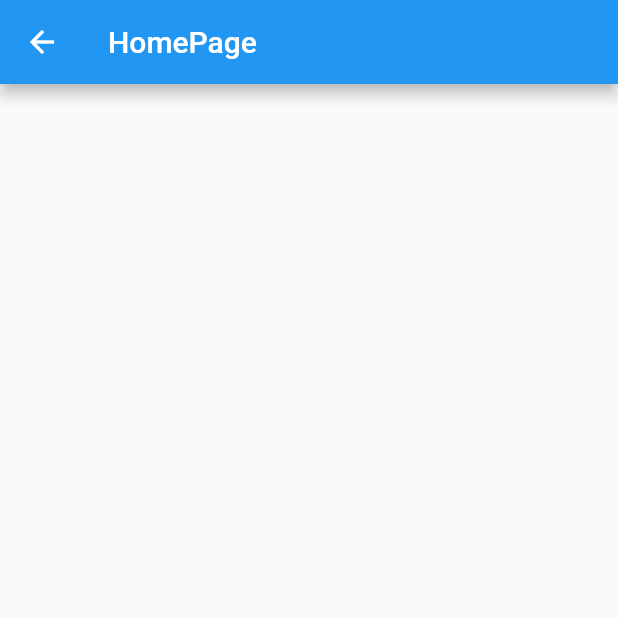
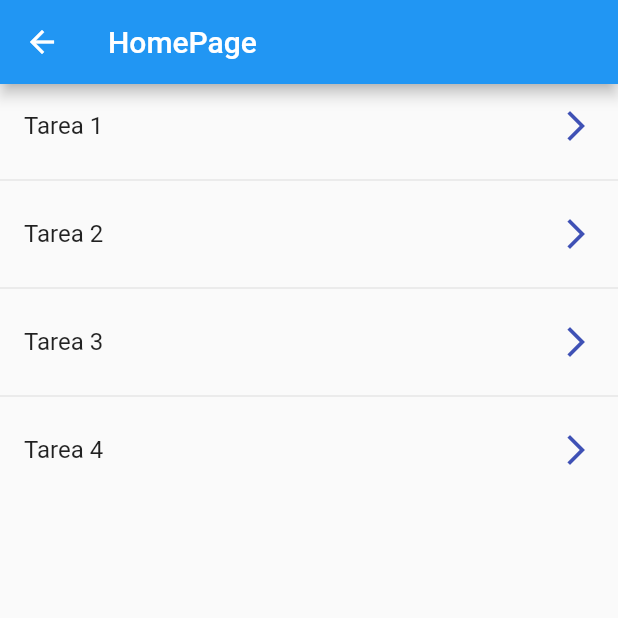
Before and after one commit to erickantoniorp/generalapp, a Flutter app: the screen it shows after launch, on a phone screen of 412 x 824 dp, the top half of it. Run offline on Flutter 3.47's test engine with Material 2 defaults, Android fonts, the phone set to English and light mode, and no system bars; our stand-ins replace get; Roboto replaces fonts that are missing (Georgia).

Commit message:
Un pequeño avance

```diff
--- a/lib/main.dart
+++ b/lib/main.dart
@@ -17,3 +17,8 @@ void main() {
     home: LoginPage(),
   ));
 }
+
+
+//GetView si la página solo depende de un solo controlador y evita usar el Get.find
+//GetWidget es similar a getview pero se diferencia que da la misma intancia de Get.find siempre. Es muy util
+//cuando se combina con Get.create
--- a/lib/modules/auth/routes/pages.dart
+++ b/lib/modules/auth/routes/pages.dart
@@ -5,6 +5,6 @@ import 'package:get/get.dart';
 
 abstract class AppPages {
   static final pages = [GetPage(name: Routes.LOGIN, page: () => LoginPage()),
-  GetPage(name: Routes.HOME, page: () => const HomePage())
+  GetPage(name: Routes.HOME, page: () => HomePage())
   ];
 }
--- a/lib/modules/home/controllers/home_controller.dart
+++ b/lib/modules/home/controllers/home_controller.dart
@@ -1,6 +1,8 @@
 import 'package:get/get.dart';
 
 class HomeController extends GetxController {
+
+final task = const['Tarea 1','Tarea 2','Tarea 3', 'Tarea 4'];
 
 @override
   void onReady() {
@@ -9,7 +11,15 @@ class HomeController extends GetxController {
     super.onReady();
   }
 
-  void getUserTaskList() {
+   List<String>getUserTaskList() {
+    return task;
+  }
 
+  int getUserTaskListSize() {
+    return task.length;
+  }
+
+  String getUserTaskListByPos(int i) {
+    return task[i];
   }
 }
--- a/lib/modules/home/views/home_page.dart
+++ b/lib/modules/home/views/home_page.dart
@@ -8,9 +8,21 @@ class HomePage extends GetView<HomeController> {
 
    @override
    Widget build(BuildContext context) {
+    Get.put(HomeController());
        return Scaffold(
            appBar: AppBar(title: const Text('HomePage'),),
-           body: Container(),
+           body: ListView.separated(
+        itemCount: controller.getUserTaskListSize(),
+        itemBuilder: (context, i) => ListTile(
+          title: Text( controller.getUserTaskListByPos(i) ),
+          trailing: const Icon( Icons.arrow_forward_ios_outlined, color: Colors.indigo, ),
+          onTap: () {
+            final game = controller.getUserTaskListByPos(i);
+            print( game );
+          },
+        ),
+        separatorBuilder: ( _ , __ ) => const Divider(),
+      ),
        );
   }
 }
```
Also changed, not shown: lib/modules/home/bindings/home_binding.dart (added, +9 -0 lines).
